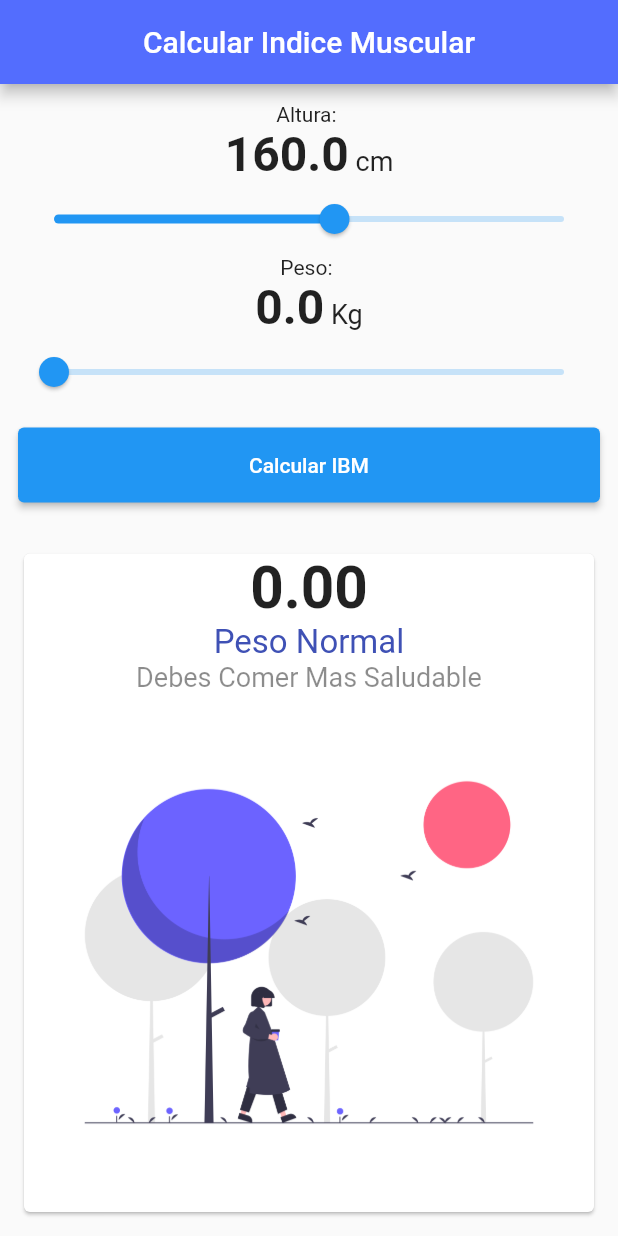
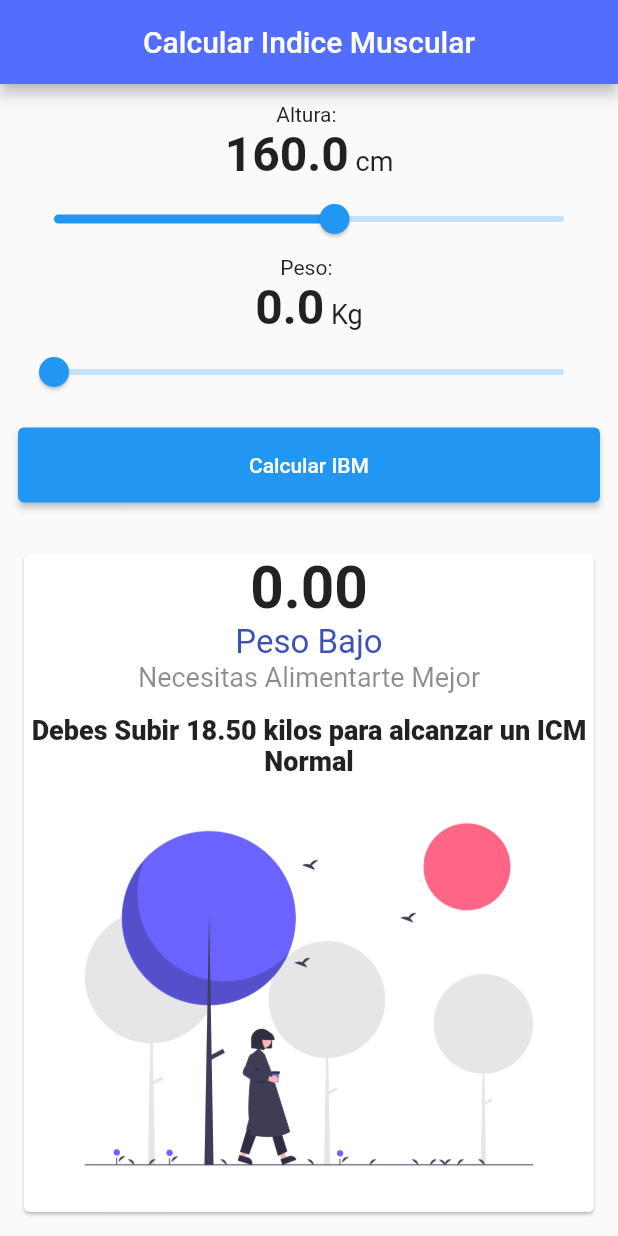
Before and after one commit to DinoPJ/codigo5_bmi, a Flutter app: the screen it shows after launch, after a tap on "Calcular IBM", on a phone screen of 412 x 824 dp. Run offline on Flutter 3.47's test engine with Material 2 defaults, Android fonts, the phone set to English and light mode, and no system bars.

```diff
--- a/lib/main.dart
+++ b/lib/main.dart
@@ -24,6 +24,9 @@ class _HomePageState extends State<HomePage> {
   double imcResultado = 0;
   String resultadoValue = "";
   String recomendacion = "";
+  double porBajaroSubir = 0;
+
+  String respuestaGeneral = "";
 
   @override
   Widget build(BuildContext context) {
@@ -104,19 +107,31 @@ class _HomePageState extends State<HomePage> {
                   imcResultado =
                       (pesoSlider / (heightAltura * heightAltura)) * 10000;
                   print(imcResultado);
+                  double xBajar = 0;
+                  double porBajaroSubirsobrepeso = 0;
 
-                  if (imcResultado >= 16 && imcResultado <= 18.5) {
+                  if (imcResultado <= 18.5) {
+                    double xSubir;
                     resultadoValue = "Peso Bajo";
                     recomendacion = "Necesitas Alimentarte Mejor";
+                    xSubir = 18.5 - imcResultado;
+                    porBajaroSubir = xSubir;
+                    respuestaGeneral =
+                        "Debes Subir ${porBajaroSubir.toStringAsFixed(2)} kilos para alcanzar un ICM Normal";
                   } else if (imcResultado >= 18.6 && imcResultado <= 25.0) {
                     resultadoValue = "Peso Normal";
                     recomendacion =
-                        "Estas en Optimas condiciones, Manten tu ritmo";
+                        "Estas en Optimas condiciones, Manten tu ritmo, estas con un ICM Normal";
+                    respuestaGeneral = "Manten este Ritmo";
                   } else
                     (
-                      resultadoValue = "Peso Normal",
+                      resultadoValue = "Sobre peso",
                       recomendacion =
-                          "Estas en Optimas condiciones, Manten tu ritmo",
+                          "Debes comer mas Saludable y evita Grasas",
+                      xBajar = 25.0 - imcResultado,
+                      porBajaroSubir = xBajar,
+                      respuestaGeneral =
+                          "Debes Bajar ${porBajaroSubir.toStringAsFixed(2)} Kilos para alcanzar un ICM Normal",
                     );
 
                   setState(() {});
@@ -139,6 +154,7 @@ class _HomePageState extends State<HomePage> {
                       style: TextStyle(
                         fontSize: 39.0,
                         fontWeight: FontWeight.bold,
+                        color: Colors.black87,
                       ),
                     ),
                     Text(
@@ -149,11 +165,24 @@ class _HomePageState extends State<HomePage> {
                       ),
                     ),
                     Text(
-                      "Debes Comer Mas Saludable",
+                      recomendacion,
                       style: TextStyle(
                         color: Colors.black45,
                         fontSize: 18,
                       ),
+                    ),
+                    const SizedBox(
+                      height: 14,
+                    ),
+                    Text(
+                      respuestaGeneral,
+                      textAlign: TextAlign.center,
+                      style: TextStyle(
+                          //color: Colors.black45,
+                          //color: porBajaroSubir<=18.5?: Color(regb) ,
+
+                          fontSize: 18,
+                          fontWeight: FontWeight.w800),
                     ),
                     Expanded(
                       child: Image.asset(
```
